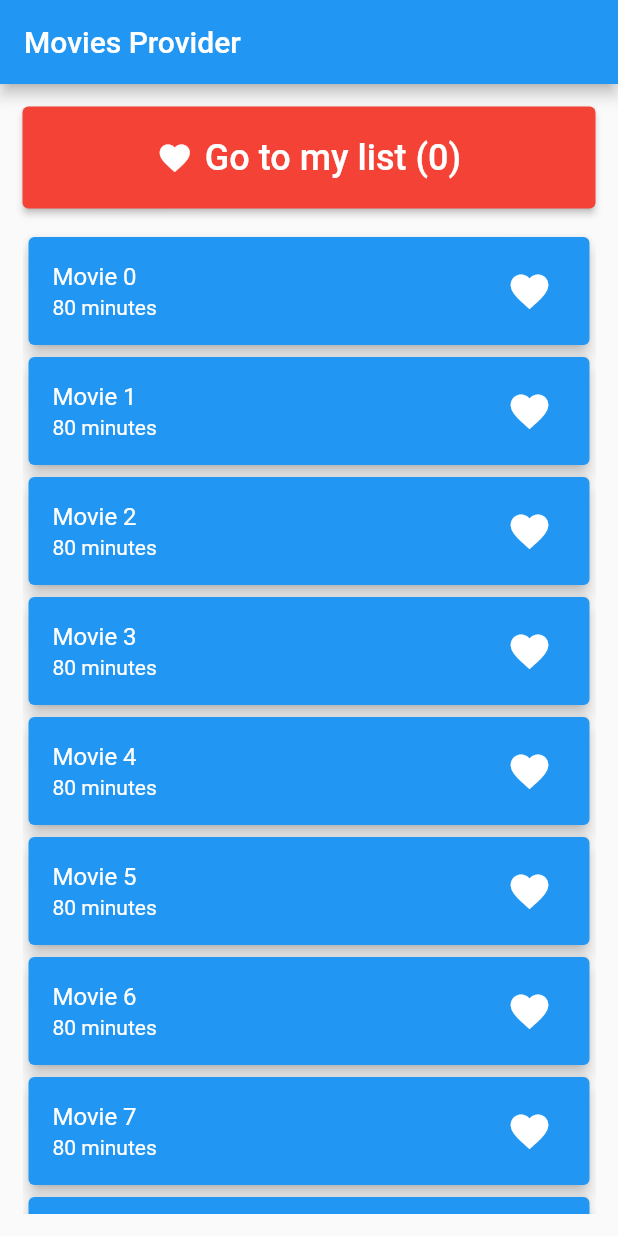
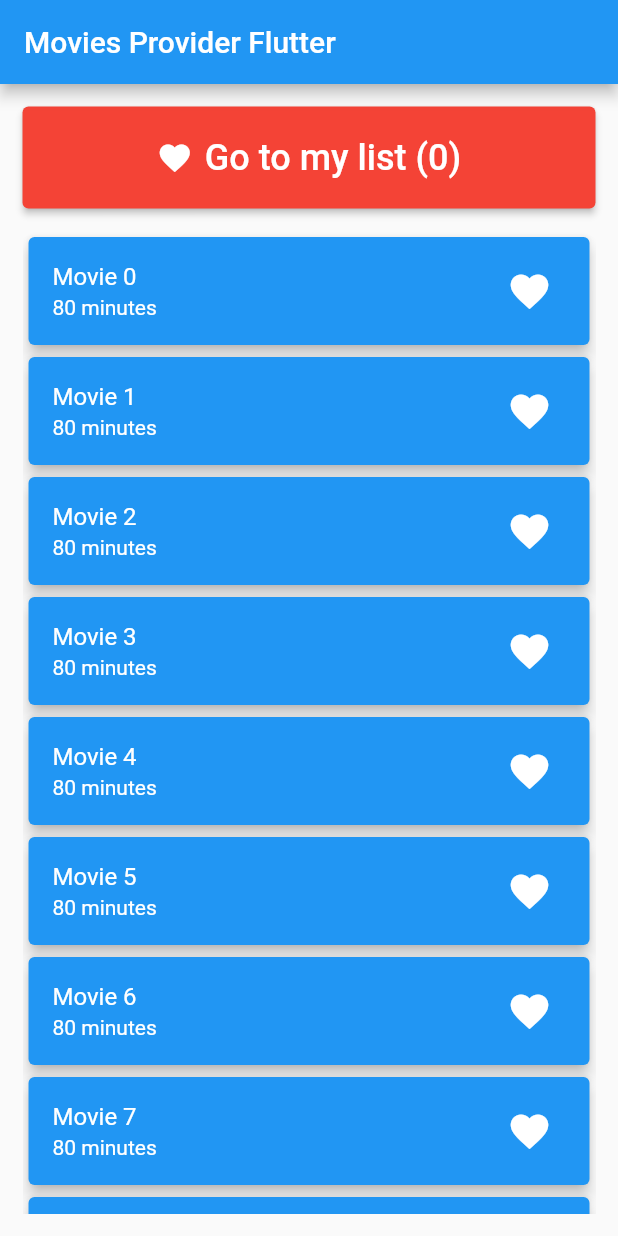
Before and after one commit to Sabrinafad/flutter, a Flutter app: the screen it shows after launch, on a phone screen of 412 x 824 dp. Run offline on Flutter 3.47's test engine with Material 2 defaults, Android fonts, the phone set to English and light mode, and no system bars.

Commit message:
second commit

```diff
--- a/lib/screens/home_screen.dart
+++ b/lib/screens/home_screen.dart
@@ -18,7 +18,7 @@ class _HomeScreenState extends State<HomeScreen> {
 
     return Scaffold(
       appBar: AppBar(
-        title: const Text('Movies Provider'),
+        title: const Text('Movies Provider Flutter'),
       ),
       body: Padding(
         padding: const EdgeInsets.all(15),
```
